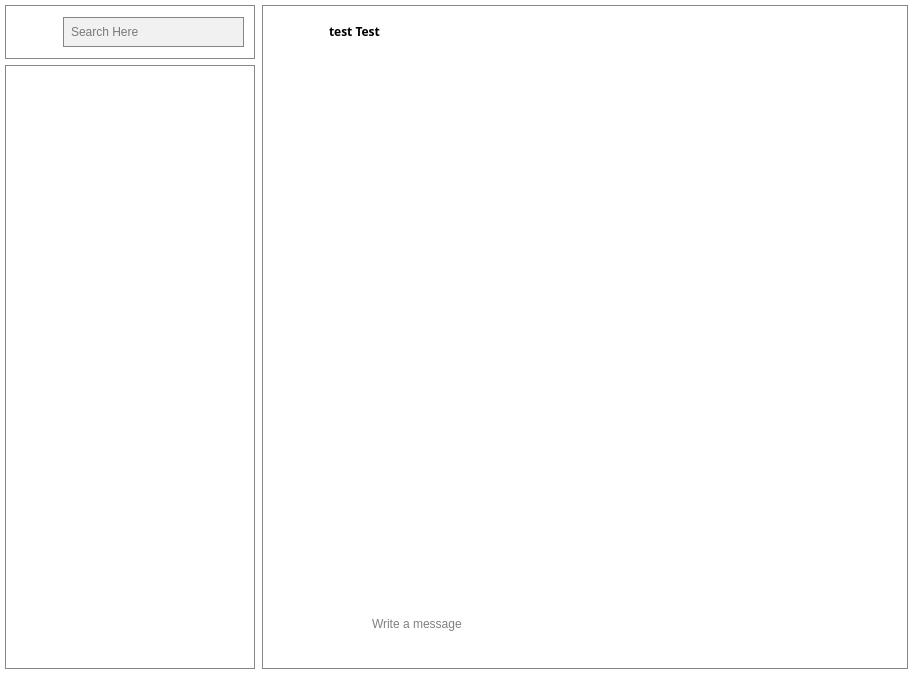
Before: the Qt Designer form src/chatwindow.ui in aligrand/Zapchat, drawn with Qt 5.
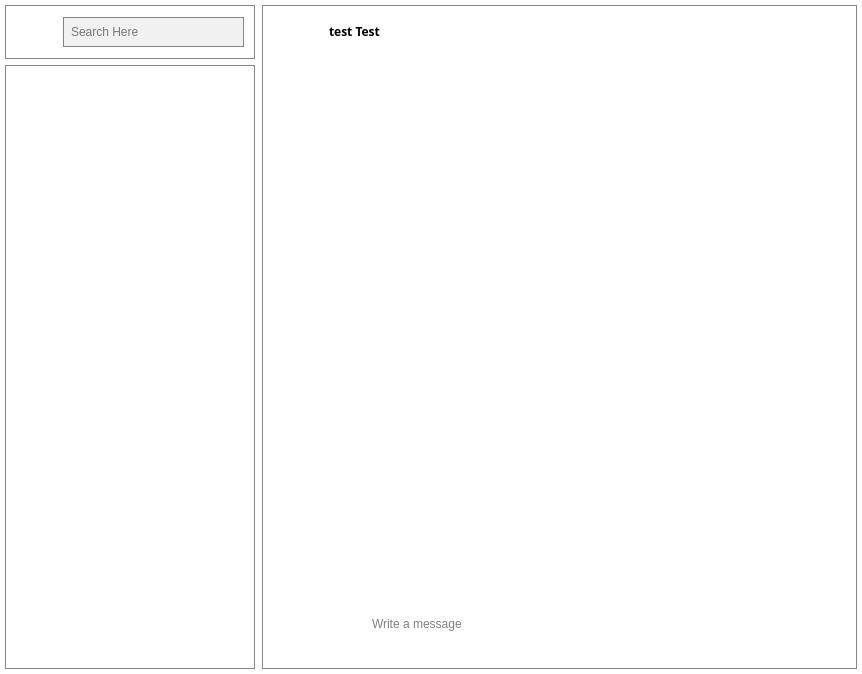
After: the same form once the commit is applied. Icons and pictures are not drawn.

```diff
--- a/src/chatwindow.ui
+++ b/src/chatwindow.ui
@@ -6,7 +6,7 @@
    <rect>
     <x>0</x>
     <y>0</y>
-    <width>913</width>
+    <width>862</width>
     <height>674</height>
    </rect>
   </property>
@@ -522,6 +522,11 @@
              <verstretch>0</verstretch>
             </sizepolicy>
            </property>
+           <property name="font">
+            <font>
+             <pointsize>-1</pointsize>
+            </font>
+           </property>
            <property name="styleSheet">
             <string notr="true">background-color: rgb(255, 255, 255);
 font-size:12px;</string>
```
Left out of the diff: 2 changed lines with no effect on the pictures.
